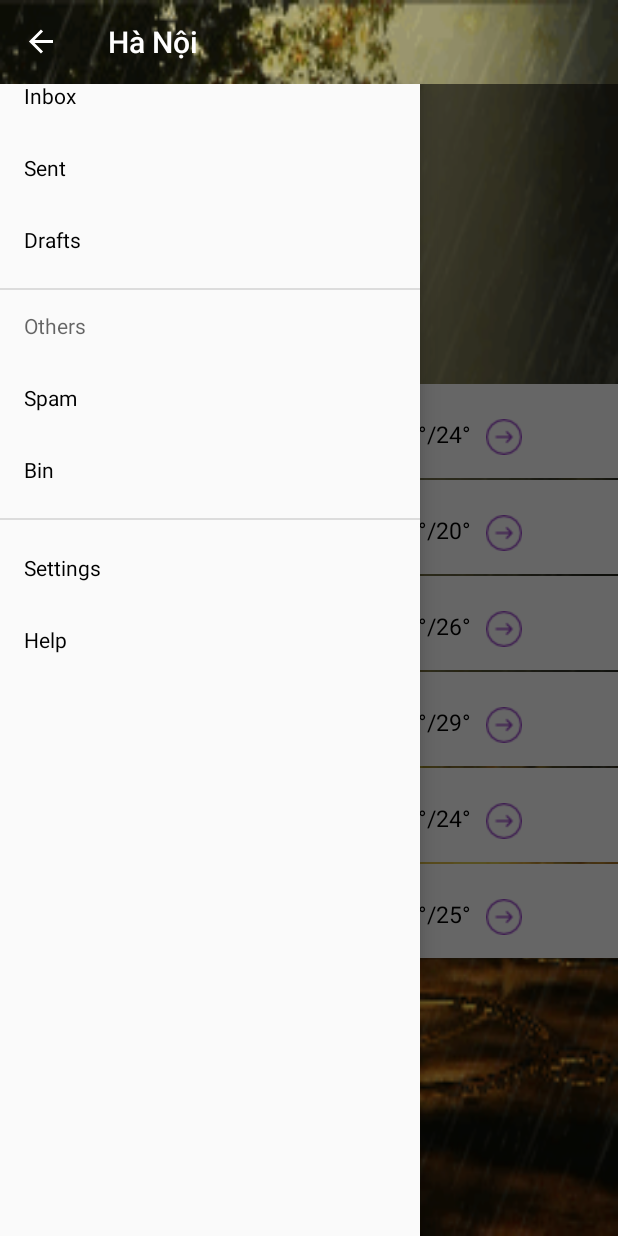
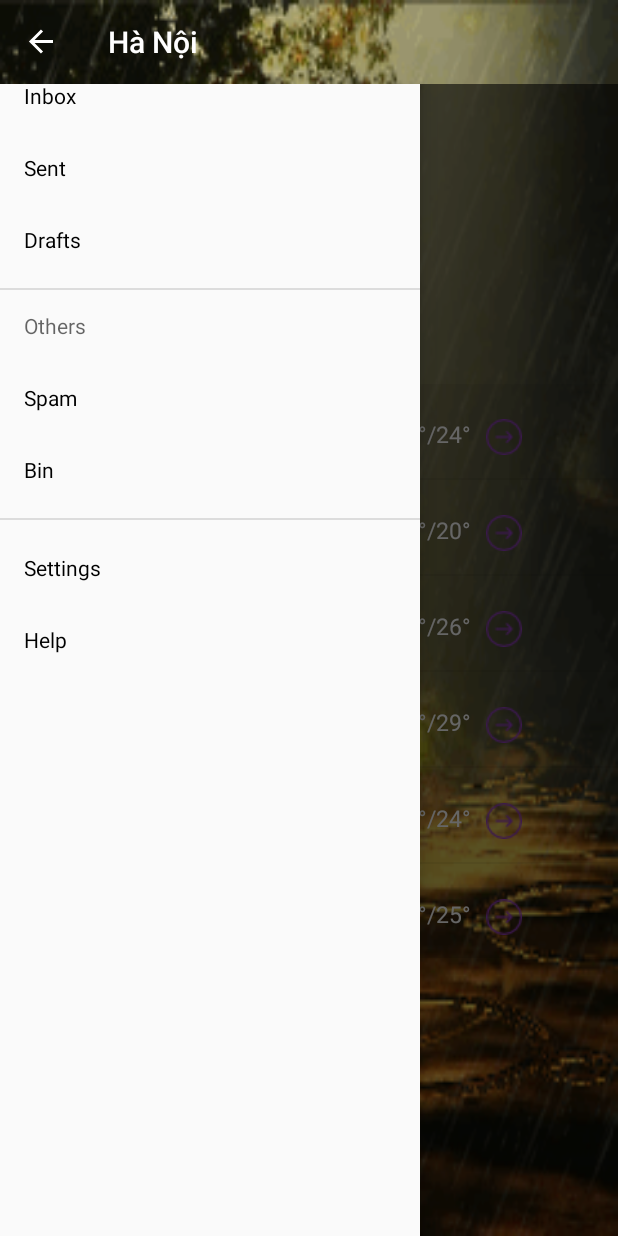
Before and after one commit to sunado/Weather_DTUI_group7, an Android app: the fragment DailyFragment placed in its activity, with the side drawer open, on a phone screen of 412 x 824 dp. Run offline under Robolectric (Android 15) with nearby library versions, the phone set to English and light mode, and no system bars; libraries missing offline, so code that uses them is left out: com.github.mikephil.charting; plain views replace GifTextView; 27 statements that could not run were skipped.

Commit message:
add-hourly

```diff
--- a/app/src/main/java/com/example/admin/weather_dtui_group7/DailyFragment.java
+++ b/app/src/main/java/com/example/admin/weather_dtui_group7/DailyFragment.java
@@ -83,6 +83,9 @@ public class DailyFragment extends Fragment {
         barChart.getXAxis().setDrawGridLines(false);
         barChart.setDescription("");
         barChart.invalidate();
+        barChart.getXAxis().setTextColor(Color.WHITE);
+        barChart.getAxisLeft().setTextColor(Color.WHITE);
+        //barChart.getAxis().setTextColor(Color.WHITE);
     }
     public void setlistview(View view){
         listView = (ListView) view.findViewById(R.id.listview);
--- a/app/src/main/java/com/example/admin/weather_dtui_group7/HourlyFragment.java
+++ b/app/src/main/java/com/example/admin/weather_dtui_group7/HourlyFragment.java
@@ -75,8 +75,8 @@ public class HourlyFragment extends Fragment {
 
 
 
-        set1.setColor(Color.BLACK);
-        set1.setCircleColor(Color.BLACK);
+        set1.setColor(Color.parseColor("#f44336"));
+        set1.setCircleColor(Color.RED);
         set1.setLineWidth(1f);
         set1.setCircleRadius(3f);
         set1.setDrawCircleHole(false);
--- a/app/src/main/res/layout/activity_main.xml
+++ b/app/src/main/res/layout/activity_main.xml
@@ -4,6 +4,7 @@
     xmlns:app="http://schemas.android.com/apk/res-auto"
     android:layout_width="match_parent"
     android:layout_height="match_parent">
+
     <pl.droidsonroids.gif.GifTextView
         android:layout_width="match_parent"
         android:layout_height="match_parent"
@@ -12,7 +13,6 @@
         android:layout_alignParentTop="true"
         android:layout_alignParentRight="true"
         android:layout_alignParentEnd="true" />
-
     <LinearLayout
         xmlns:android="http://schemas.android.com/apk/res/android"
         xmlns:app="http://schemas.android.com/apk/res-auto"
--- a/app/src/main/res/layout/hourly_layout.xml
+++ b/app/src/main/res/layout/hourly_layout.xml
@@ -7,14 +7,18 @@
     <com.github.mikephil.charting.charts.LineChart
         android:id="@+id/linechart"
         android:layout_width="match_parent"
-        android:layout_height="200dp" />
+        android:layout_height="200dp"
+        android:background="#10000000"
+        />
 
     <ListView
+        android:background="#10000000"
         android:layout_width="match_parent"
         android:layout_height="wrap_content"
         android:layout_weight="1"
         android:id="@+id/listview_hour"
         android:divider="@null"
+
         android:dividerHeight="0dp"
         android:clipToPadding="false"
         />
--- a/app/src/main/res/layout/item_listview.xml
+++ b/app/src/main/res/layout/item_listview.xml
@@ -3,7 +3,8 @@
     android:orientation="horizontal"
     android:layout_width="match_parent"
     android:layout_height="wrap_content"
-    android:background="@color/white"
+    android:background="#10000000"
+
     >
     <LinearLayout
         android:layout_width="wrap_content"
@@ -18,7 +19,7 @@
             android:layout_width="wrap_content"
             android:layout_height="wrap_content"
             android:text="29/11"
-            android:textColor="#000000"
+            android:textColor="@color/white"
             android:textSize="15dp"
             android:id="@+id/date_number"
             />
@@ -27,7 +28,7 @@
             android:layout_height="wrap_content"
             android:text="WED"
             android:paddingLeft="5dp"
-            android:textColor="#000000"
+            android:textColor="@color/white"
             android:textSize="15dp"
             android:id="@+id/date_string"
             />
@@ -49,14 +50,14 @@
         android:paddingRight="0dp"
         android:text="Trời nắng và hanh kho "
         android:textSize="12dp"
-        android:textColor="#000000"
+        android:textColor="@color/white"
         android:id="@+id/status"
         />
     <TextView
         android:layout_width="wrap_content"
         android:layout_height="wrap_content"
         android:text="27/24"
-        android:textColor="#000000"
+        android:textColor="@color/white"
         android:textSize="15dp"
         android:paddingLeft="20dp"
         android:paddingRight="10dp"
```
Also changed, not shown: app/src/main/res/layout/daily_layout.xml (+6 -3 lines).
